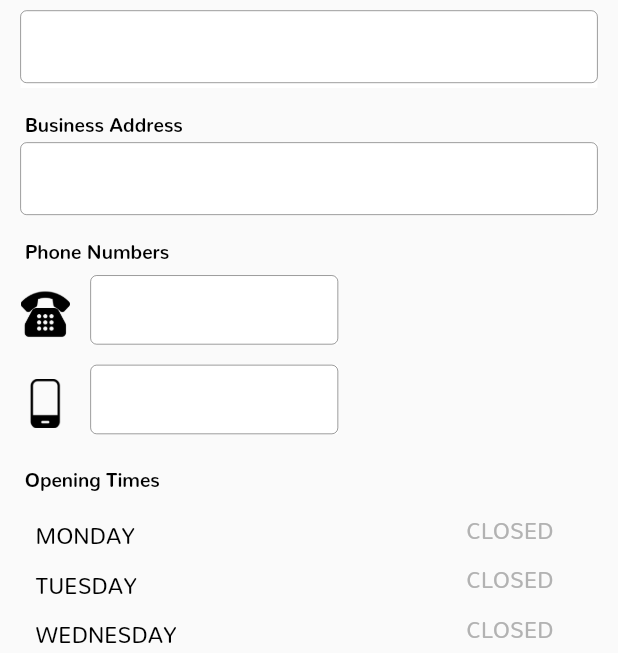
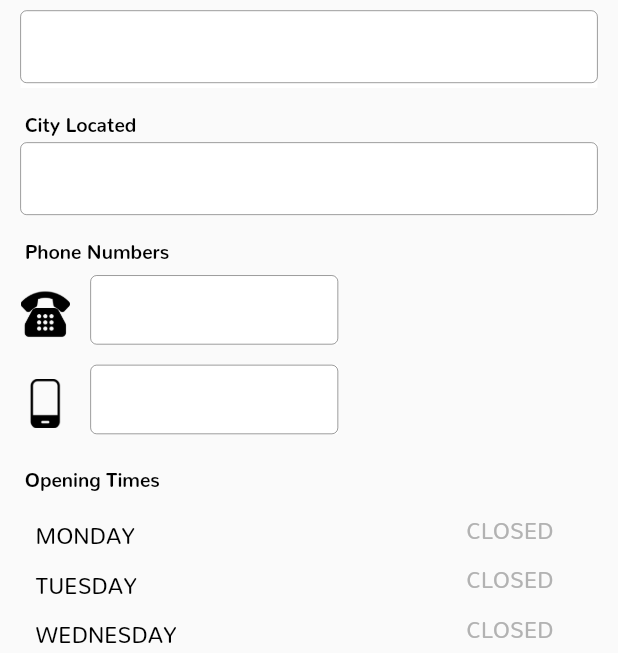
Before and after one commit to SajidShaikhBudventure/TwonsyNewRepo, a Flutter app: the BusinessPage screen opened directly, on a phone screen of 412 x 824 dp, the part 44-697 px from its top. Run offline on Flutter 3.47's test engine with Material 2 defaults, Android fonts, the phone set to English and light mode, and no system bars; our stand-ins replace auto_size_text, cached_network_image, connectivity, dio, flutter_datetime_picker, flutter_html and 13 more; missing offline and left inert: flutter_webview_plugin, geocoder, google_maps_webservice, keyboard_visibility; accounts and stored records are empty.

Commit message:
Business Address Title Text

```diff
--- a/lib/helper/res.dart
+++ b/lib/helper/res.dart
@@ -135,7 +135,7 @@ class StringRes {
   static var checkSunday            =   "sunday";
 
   static var businessName           =  "Business Name";
-  static var businessAddress        =  "Business Address";
+  static var businessAddress        =  "Which city are you located in?";
   static var phoneNumber            =  "Phone Numbers";
   static var mobileNumber           =  "Mobile Number";
   static var telephoneNumber        =  "Telephone Number (Optional)";
--- a/lib/screen/businessInfo_page.dart
+++ b/lib/screen/businessInfo_page.dart
@@ -149,7 +149,7 @@ class _BusinessPageState extends State<BusinessPage> {
               children: <Widget>[
                 titleText(StringRes.businessName, 1),
                 nameTextFiled(),
-                titleText(StringRes.businessAddress, 2),
+                addresstitleText(StringRes.businessAddress, 2),
                 addressTextFiled(),
                 titleText(StringRes.phoneNumber, 3),
                 telephoneNumberView(),
@@ -268,6 +268,29 @@ class _BusinessPageState extends State<BusinessPage> {
     } catch (e) {
       print(e);
     }
+  }
+
+  Widget addresstitleText(String title, int type) {
+    return Container(
+      alignment: Alignment.topLeft,
+      margin: EdgeInsets.only(
+          left: Utils.getDeviceWidth(context) / 25,
+          top: Utils.getDeviceHeight(context) / 50,
+          bottom: Utils.getDeviceHeight(context) / 120),
+      child: editBusinessInfo
+          ?Text(
+        title,
+        style: TextStyle(
+            fontSize: Utils.getDeviceWidth(context) / 32,
+            fontWeight: FontWeight.w700),
+      )
+          :Text(
+        "City Located",
+        style: TextStyle(
+            fontSize: Utils.getDeviceWidth(context) / 32,
+            fontWeight: FontWeight.w700),
+      ),
+    );
   }
 
   addressTextFiled() {
--- a/pubspec.yaml
+++ b/pubspec.yaml
@@ -11,7 +11,7 @@ description: A new Flutter application.
 # In iOS, build-name is used as CFBundleShortVersionString while build-number used as CFBundleVersion.
 # Read more about iOS versioning at
 # https://developer.apple.com/library/archive/documentation/General/Reference/InfoPlistKeyReference/Articles/CoreFoundationKeys.html
-version: 1.0.10+11
+version: 1.0.11+12
 
 environment:
   sdk: ">=2.1.0 <3.0.0"
```
Also changed, not shown: 2 other files.
